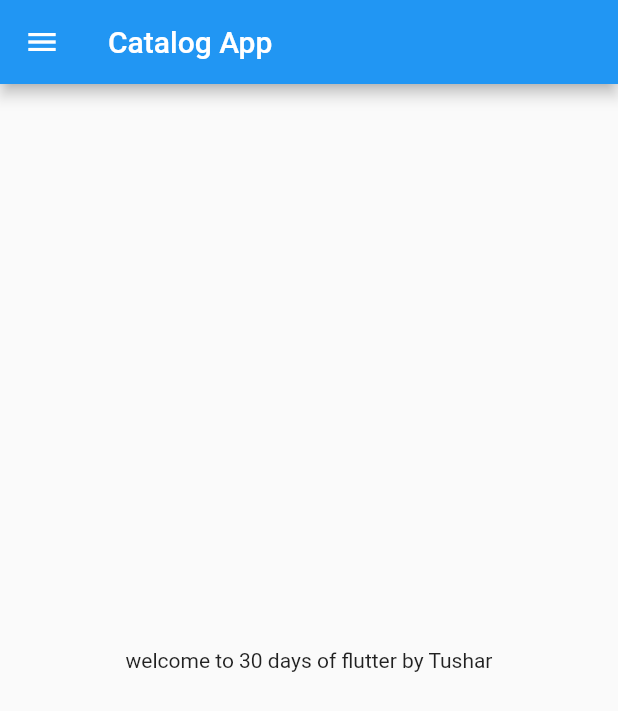
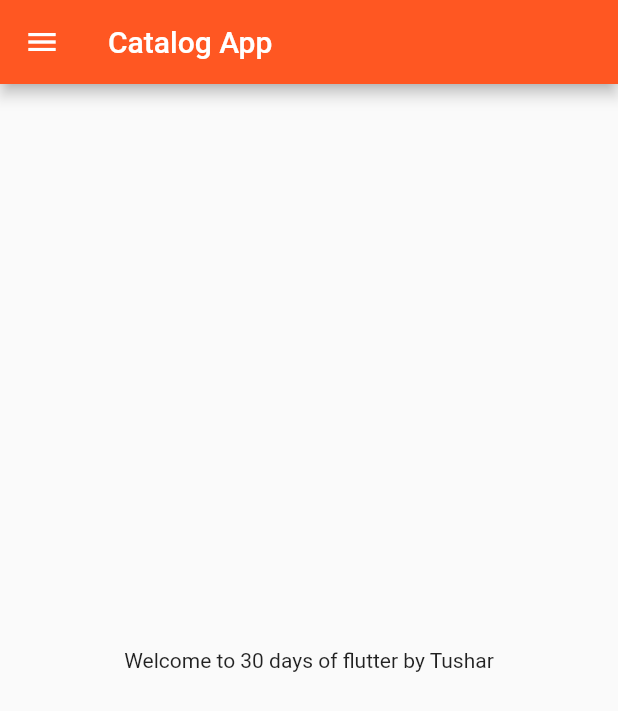
Before and after one commit to tushark01/flutter_dev, a Flutter app: the screen it shows after launch, on a phone screen of 412 x 824 dp. Shown: the top 711 px of the screen. Run offline on Flutter 3.47's test engine with Material 2 defaults, Android fonts, the phone set to English and light mode, and no system bars.

Commit message:
Day 3 completed

```diff
--- a/lib/home_page.dart
+++ b/lib/Pages/home_page.dart
@@ -11,7 +11,7 @@ class HomePage extends StatelessWidget {
       ),
       body: Center(
         child: Container(
-          child: Text("welcome to $days days of flutter by $name"),
+          child: Text("Welcome to $days days of flutter by $name"),
         ),
       ),
       drawer: Drawer(),
--- /dev/null
+++ b/lib/Pages/main.dart
@@ -0,0 +1,26 @@
+import 'package:flutter/material.dart';
+import 'package:flutter_application_1/Pages/home_page.dart';
+import 'package:flutter_application_1/Pages/login_page.dart';
+
+void main() {
+  runApp(MyApp());
+}
+
+class MyApp extends StatelessWidget {
+  @override
+  Widget build(BuildContext context) {
+    return MaterialApp(
+      themeMode: ThemeMode.light,
+      theme: ThemeData(primarySwatch: Colors.deepOrange),
+      darkTheme: ThemeData(
+        brightness: Brightness.dark,
+      ),
+      initialRoute: "/home",
+      routes: {
+        "/": (context) => LoginPage(),
+        "/home": (context) => HomePage(),
+        "/login": (context) => LoginPage()
+      },
+    );
+  }
+}
--- a/lib/main.dart
+++ /dev/null
@@ -1,17 +0,0 @@
-import 'package:flutter/material.dart';
-import 'package:flutter_application_1/home_page.dart';
-
-void main() {
-  runApp(MyApp());
-}
-
-class MyApp extends StatelessWidget {
-  @override
-  Widget build(BuildContext context) {
-    int days = 30;
-    String name = "Tushar";
-    return MaterialApp(
-      home: HomePage(),
-    );
-  }
-}
```
Also changed, not shown: lib/Pages/login_page.dart (added, +19 -0 lines), 1 other file.
